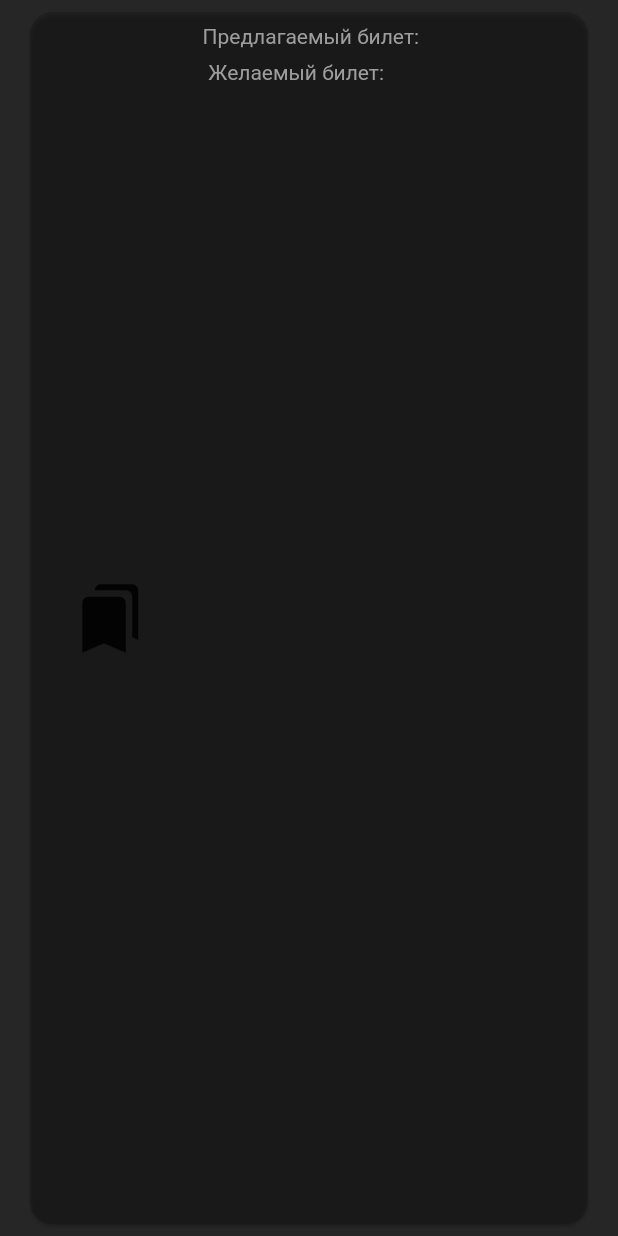
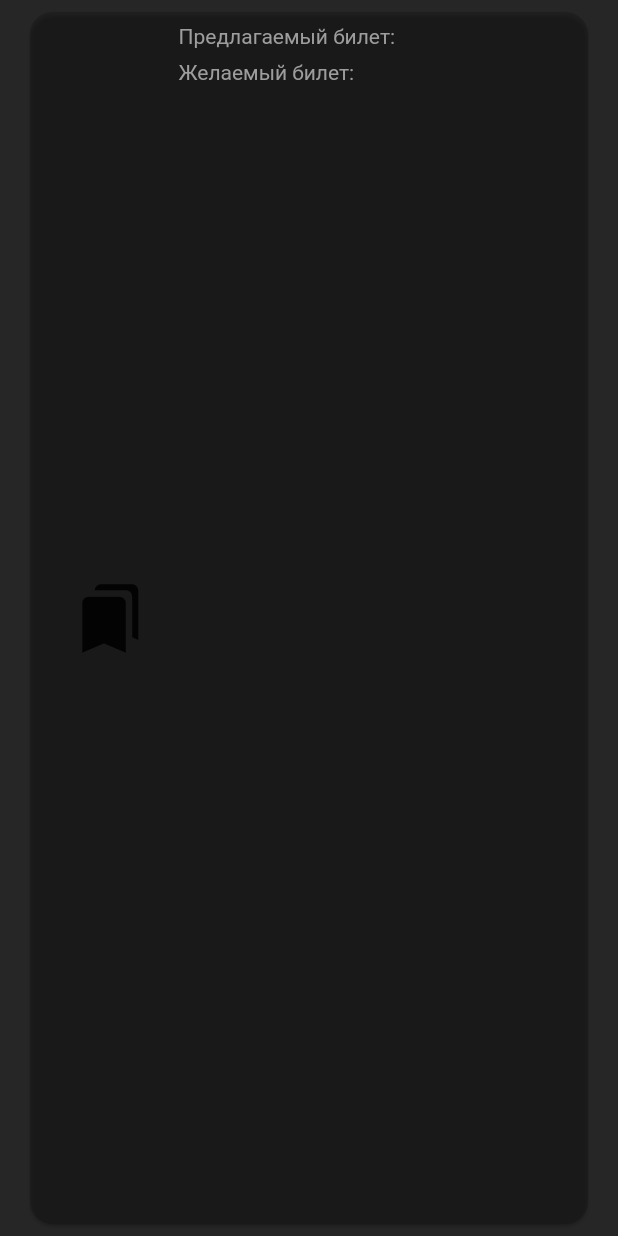
Before and after one commit to TP-4-2-4/CityConcert_Frontend, a Flutter app: the ExchangeCardWidget widget shown alone on an empty page, opened directly with empty values, on a phone screen of 412 x 824 dp. Run offline on Flutter 3.47's test engine with Material 2 defaults, Android fonts, the phone set to English and light mode, and no system bars; our stand-ins replace font_awesome_flutter, image_picker, lottie, rxdart, shared_preferences; accounts and stored records are empty; network calls fail.

Commit message:
fix: cards display

```diff
--- a/my_flutter/lib/src/ui/custom_widgets/exchange_card.dart
+++ b/my_flutter/lib/src/ui/custom_widgets/exchange_card.dart
@@ -21,7 +21,8 @@ class _ExchangeCardWidgetState extends State<ExchangeCardWidget> {
           Navigator.push(
             context,
             MaterialPageRoute(
-              builder: (context) => ExchangeDetailsPage(exchange: widget.exchange),
+              builder: (context) =>
+                  ExchangeDetailsPage(exchange: widget.exchange),
             ),
           );
         },
@@ -51,9 +52,10 @@ class _ExchangeCardWidgetState extends State<ExchangeCardWidget> {
               ),
               Column(
                 mainAxisSize: MainAxisSize.max,
+                crossAxisAlignment: CrossAxisAlignment.start,
                 children: [
                   Padding(
-                    padding: const EdgeInsetsDirectional.fromSTEB(16, 8, 16, 0),
+                    padding: const EdgeInsetsDirectional.fromSTEB(0, 8, 16, 0),
                     child: Text(
                       'Предлагаемый билет: ${widget.exchange.currentSeat!}',
                       style: TextStyle(
```
Also changed, not shown: my_flutter/lib/src/ui/custom_widgets/company_card.dart (+4 -4 lines).
